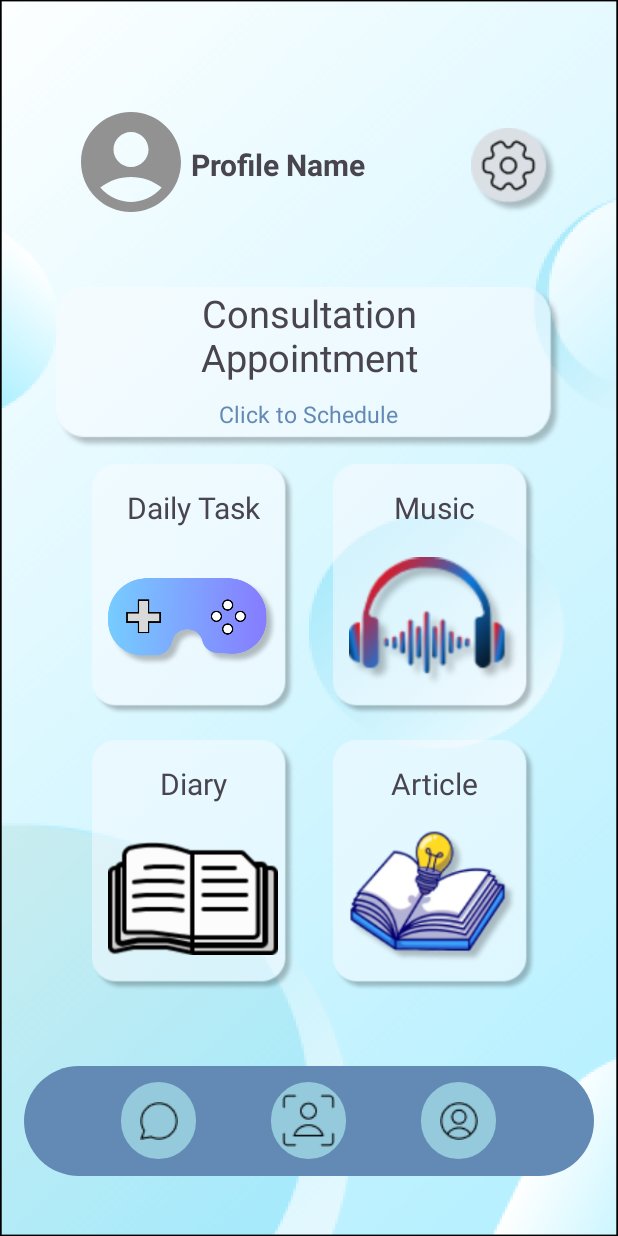
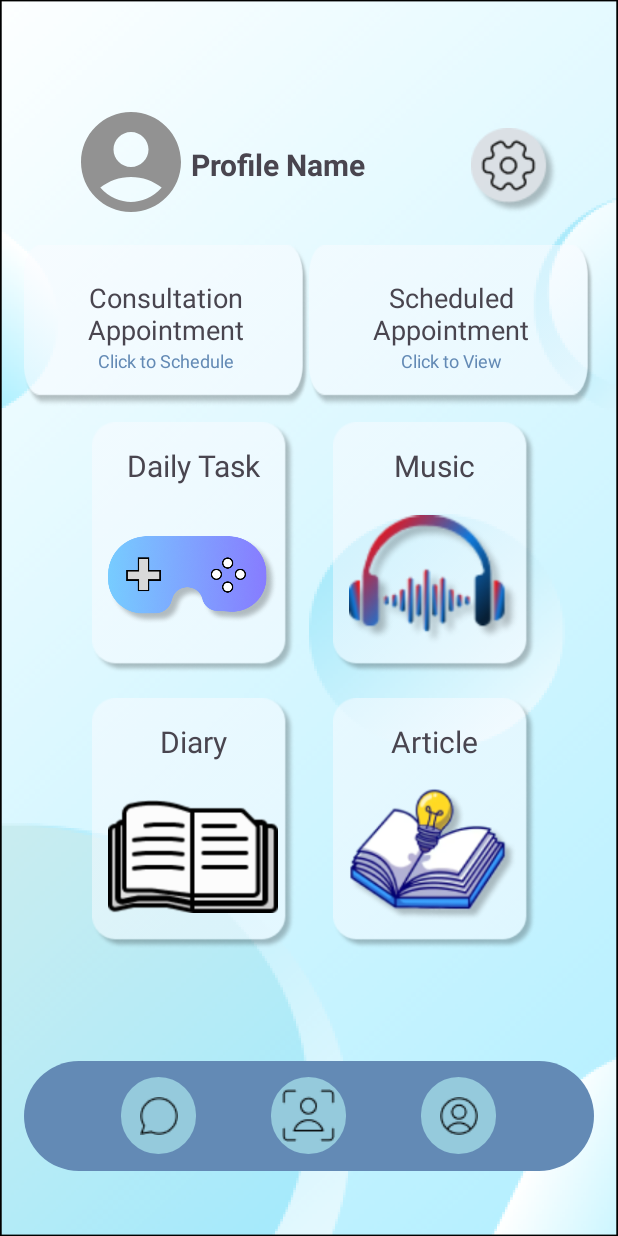
Before and after one commit to jhnndrmt/Payapa, an Android app: the ProfileActivity screen opened directly, with no data from a screen before it, on a phone screen of 412 x 824 dp. Run offline under Robolectric (Android 15) with nearby library versions, the phone set to English and light mode, and no system bars.

Commit message:
add appointment display

```diff
--- a/payapa.android/app/src/main/AndroidManifest.xml
+++ b/payapa.android/app/src/main/AndroidManifest.xml
@@ -31,6 +31,9 @@
             android:exported="false" />
         <activity
             android:name=".AppoinmentActivity"
+            android:exported="false" />
+        <activity
+            android:name=".ScheduledAppointmentActivity"
             android:exported="false" />
         <activity
             android:name=".ConsultationActivity"
--- a/payapa.android/app/src/main/java/com/example/payapa/ProfileActivity.java
+++ b/payapa.android/app/src/main/java/com/example/payapa/ProfileActivity.java
@@ -20,7 +20,7 @@ public class ProfileActivity extends AppCompatActivity {
     private View music;
     private View diary;
     private View article;
-    private TextView consultation;
+    private TextView consultation, scheduledAppointment;
 
     @Override
     protected void onCreate(Bundle savedInstanceState) {
@@ -38,6 +38,15 @@ public class ProfileActivity extends AppCompatActivity {
         diary = findViewById(R.id.diary);
         article = findViewById(R.id.article);
         consultation = findViewById(R.id.clicktoschedule);
+        scheduledAppointment = findViewById(R.id.scheduledAppointment);
+
+        scheduledAppointment.setOnClickListener(new View.OnClickListener() {
+            @Override
+            public void onClick(View v) {
+
+                startActivity(new Intent(ProfileActivity.this, ScheduledAppointmentActivity.class));
+            }
+        });
 
         settings.setOnClickListener(new View.OnClickListener() {
             @Override
--- a/payapa.android/app/src/main/res/layout/activity_profile.xml
+++ b/payapa.android/app/src/main/res/layout/activity_profile.xml
@@ -62,43 +62,65 @@
 
         </LinearLayout>
     </LinearLayout>
-    <!-- Consultaion -->
+
+    <!-- Consultation Appointment -->
     <LinearLayout
-        android:id="@+id/linearLayout2"
-        android:layout_width="337dp"
-        android:layout_height="108dp"
-        android:layout_marginTop="28dp"
+        android:id="@+id/consultationLayout"
+        android:layout_width="0dp"
+        android:layout_height="wrap_content"
         android:background="@drawable/rec"
-        android:orientation="horizontal"
-        app:layout_constraintEnd_toEndOf="parent"
+        android:orientation="vertical"
+        android:gravity="center"
         app:layout_constraintStart_toStartOf="parent"
+        app:layout_constraintEnd_toStartOf="@+id/scheduledLayout"
         app:layout_constraintTop_toBottomOf="@+id/linearLayout">
 
-        <LinearLayout
-            android:layout_width="match_parent"
-            android:layout_height="match_parent"
-            android:orientation="vertical">
-
         <TextView
-                android:layout_width="237dp"
+            android:layout_width="150dp"
             android:layout_height="wrap_content"
             android:layout_gravity="center"
-                android:layout_marginTop="0dp"
             android:text="Consultation Appointment"
             android:textAlignment="center"
-                android:textSize="25dp" />
+            android:textSize="18sp" />
 
         <TextView
             android:id="@+id/clicktoschedule"
             android:layout_width="wrap_content"
             android:layout_height="wrap_content"
             android:layout_gravity="center"
-                android:layout_marginTop="10dp"
             android:text="Click to Schedule"
             android:textColor="@color/dblue"
-                android:textSize="15dp" />
+            android:textSize="12sp" />
+    </LinearLayout>
 
-        </LinearLayout>
+    <!-- Scheduled Appointment -->
+    <LinearLayout
+        android:id="@+id/scheduledLayout"
+        android:layout_width="0dp"
+        android:layout_height="wrap_content"
+        android:background="@drawable/rec"
+        android:orientation="vertical"
+        android:gravity="center"
+        app:layout_constraintStart_toEndOf="@+id/consultationLayout"
+        app:layout_constraintEnd_toEndOf="parent"
+        app:layout_constraintTop_toBottomOf="@+id/linearLayout">
+
+        <TextView
+            android:layout_width="150dp"
+            android:layout_height="wrap_content"
+            android:layout_gravity="center"
+            android:text="Scheduled Appointment"
+            android:textAlignment="center"
+            android:textSize="18sp" />
+
+        <TextView
+            android:id="@+id/scheduledAppointment"
+            android:layout_width="wrap_content"
+            android:layout_height="wrap_content"
+            android:layout_gravity="center"
+            android:text="Click to View"
+            android:textColor="@color/dblue"
+            android:textSize="12sp" />
     </LinearLayout>
     <!-- entertains -->
 
@@ -110,7 +132,7 @@
         android:orientation="vertical"
         app:layout_constraintEnd_toEndOf="parent"
         app:layout_constraintStart_toStartOf="parent"
-        app:layout_constraintTop_toBottomOf="@+id/linearLayout2">
+        app:layout_constraintTop_toBottomOf="@+id/scheduledLayout">
 
         <LinearLayout
             android:layout_width="match_parent"
```
Also changed, not shown: payapa.android/app/src/main/java/com/example/payapa/ScheduledAppointmentActivity.java (added, +92 -0 lines), payapa.android/app/src/main/res/layout/activity_scheduled_activity.xml (added, +101 -0 lines). Lines whose indentation alone changed are shown as unchanged.
